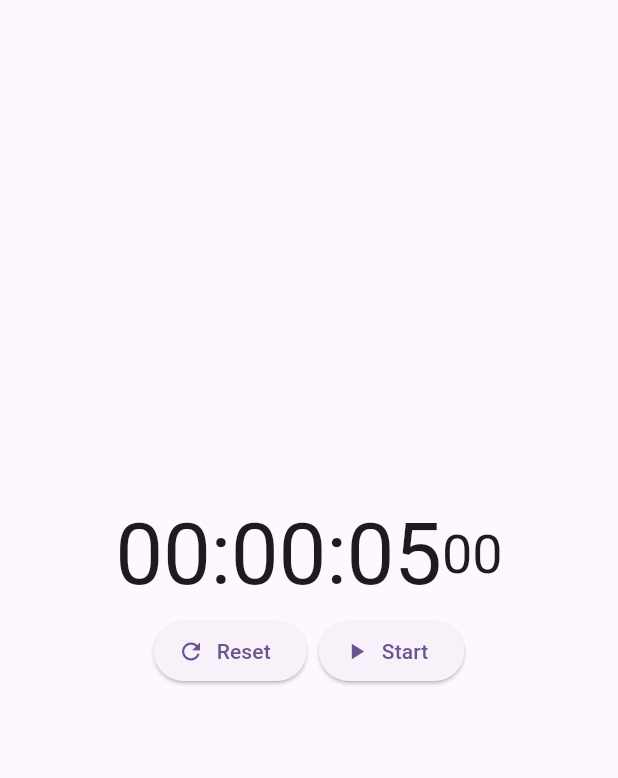
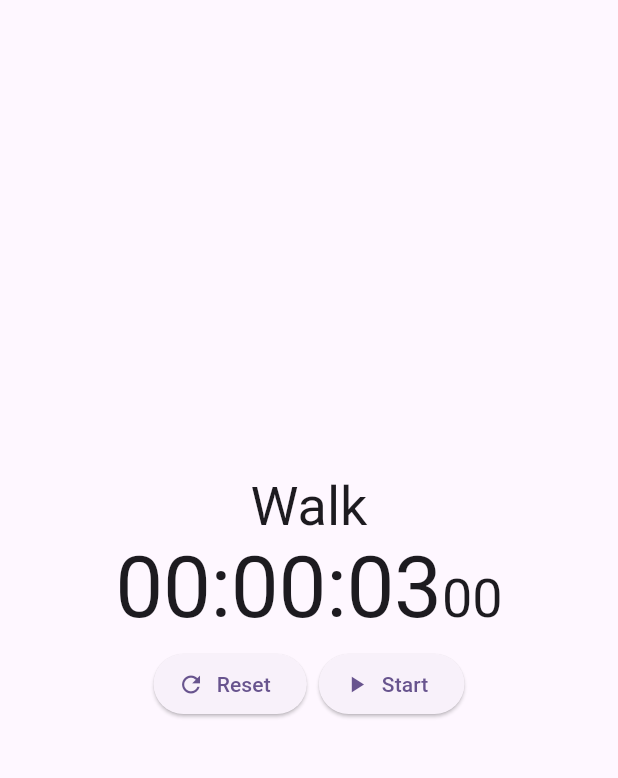
Before and after one commit to lucasrfma/interval_training_timer, a Flutter app: the screen it shows after launch, after a tap on "Reset", on a phone screen of 412 x 824 dp, the part 63-841 px from its top. Run offline on Flutter 3.47's test engine with Material 3 defaults, Android fonts, the light colour scheme and no system bars; missing offline and left inert: flutter_ringtone_player.

Commit message:
Refactoring what exists + creating TrainingHome, which is responsible for running a Training (set of interval timers)

```diff
--- a/lib/main.dart
+++ b/lib/main.dart
@@ -1,5 +1,7 @@
 import 'package:flutter/material.dart';
-import 'package:interval_training_timer/wigets/timer_clock.dart';
+import 'package:interval_training_timer/models/interval_definition.dart';
+import 'package:interval_training_timer/models/training_definition.dart';
+import 'package:interval_training_timer/widgets/interval_timer/training_home.dart';
 
 void main() {
   runApp(const MyApp());
@@ -7,6 +9,12 @@ void main() {
 
 class MyApp extends StatelessWidget {
   const MyApp({super.key});
+
+  static const dummyTraining = TrainingDefinition("Park", [
+    IntervalDefinition("Walk", Duration(seconds: 3)),
+    IntervalDefinition("Sprint", Duration(seconds: 3)),
+    IntervalDefinition("Rest", Duration(seconds: 3)),
+  ]);
 
   @override
   Widget build(BuildContext context) {
@@ -19,11 +27,8 @@ class MyApp extends StatelessWidget {
       home: Scaffold(
           appBar: AppBar(
             title: const Text("Interval Training Timer"),
-            // backgroundColor: Theme.of(context).primaryColor,
           ),
-          body: const TimerClock(
-            Duration(milliseconds: 5000),
-          )),
+          body: const TrainingHome(dummyTraining)),
     );
   }
 }
--- /dev/null
+++ b/lib/models/interval_definition.dart
@@ -0,0 +1,6 @@
+class IntervalDefinition {
+  final String name;
+  final Duration duration;
+
+  const IntervalDefinition(this.name, this.duration);
+}
--- /dev/null
+++ b/lib/models/training_definition.dart
@@ -0,0 +1,8 @@
+import 'package:interval_training_timer/models/interval_definition.dart';
+
+class TrainingDefinition {
+  final List<IntervalDefinition> intervals;
+  final String name;
+
+  const TrainingDefinition(this.name, this.intervals);
+}
--- a/lib/wigets/timer_clock.dart
+++ b/lib/widgets/interval_timer/timer_clock.dart
@@ -2,12 +2,13 @@ import 'dart:async';
 
 import 'package:flutter/material.dart';
 import 'package:flutter_ringtone_player/flutter_ringtone_player.dart';
+import 'package:interval_training_timer/models/interval_definition.dart';
 
 class TimerClock extends StatefulWidget {
-  final Duration totalDuration;
+  final IntervalDefinition interval;
   final int alarmDuration;
 
-  const TimerClock(this.totalDuration, {super.key, this.alarmDuration = 8});
+  const TimerClock(this.interval, {super.key, this.alarmDuration = 8});
 
   @override
   State<StatefulWidget> createState() => _TimerClockState();
@@ -30,7 +31,7 @@ class _TimerClockState extends State<TimerClock> {
   @override
   void initState() {
     super.initState();
-    _updateTimeLeft(widget.totalDuration);
+    _updateTimeLeft(widget.interval.duration);
   }
 
   @override
@@ -53,7 +54,7 @@ class _TimerClockState extends State<TimerClock> {
 
   void _resetCountdown() {
     setState(() {
-      _updateTimeLeft(widget.totalDuration);
+      _updateTimeLeft(widget.interval.duration);
       stopwatch.reset();
       startable = true;
     });
@@ -72,7 +73,7 @@ class _TimerClockState extends State<TimerClock> {
   }
 
   void _updateClock(Timer t) {
-    var durationLeft = widget.totalDuration - stopwatch.elapsed;
+    var durationLeft = widget.interval.duration - stopwatch.elapsed;
 
     if (durationLeft < Duration.zero) {
       _timerFinished();
@@ -86,9 +87,16 @@ class _TimerClockState extends State<TimerClock> {
   @override
   Widget build(BuildContext context) {
     return Column(
+      mainAxisSize: MainAxisSize.min,
       mainAxisAlignment: MainAxisAlignment.center,
       children: [
+        Text(
+          widget.interval.name,
+          style: Theme.of(context).textTheme.displaySmall,
+        ),
         Row(
+          crossAxisAlignment: CrossAxisAlignment.baseline,
+          textBaseline: TextBaseline.alphabetic,
           mainAxisAlignment: MainAxisAlignment.center,
           children: [
             Text(
--- /dev/null
+++ b/lib/widgets/interval_timer/training_home.dart
@@ -0,0 +1,24 @@
+import 'package:flutter/material.dart';
+import 'package:interval_training_timer/models/interval_definition.dart';
+import 'package:interval_training_timer/models/training_definition.dart';
+import 'package:interval_training_timer/widgets/interval_timer/timer_clock.dart';
+
+class TrainingHome extends StatefulWidget {
+  const TrainingHome(this.training, {super.key});
+  final TrainingDefinition training;
+
+  @override
+  State<StatefulWidget> createState() => TrainingHomeState();
+}
+
+class TrainingHomeState extends State<TrainingHome> {
+  @override
+  Widget build(BuildContext context) {
+    return Column(
+      mainAxisAlignment: MainAxisAlignment.center,
+      children: [
+        TimerClock(widget.training.intervals[0]),
+      ],
+    );
+  }
+}
```
Also changed, not shown: lib/widgets/interval_timer/adjacent_interval.dart (added).
